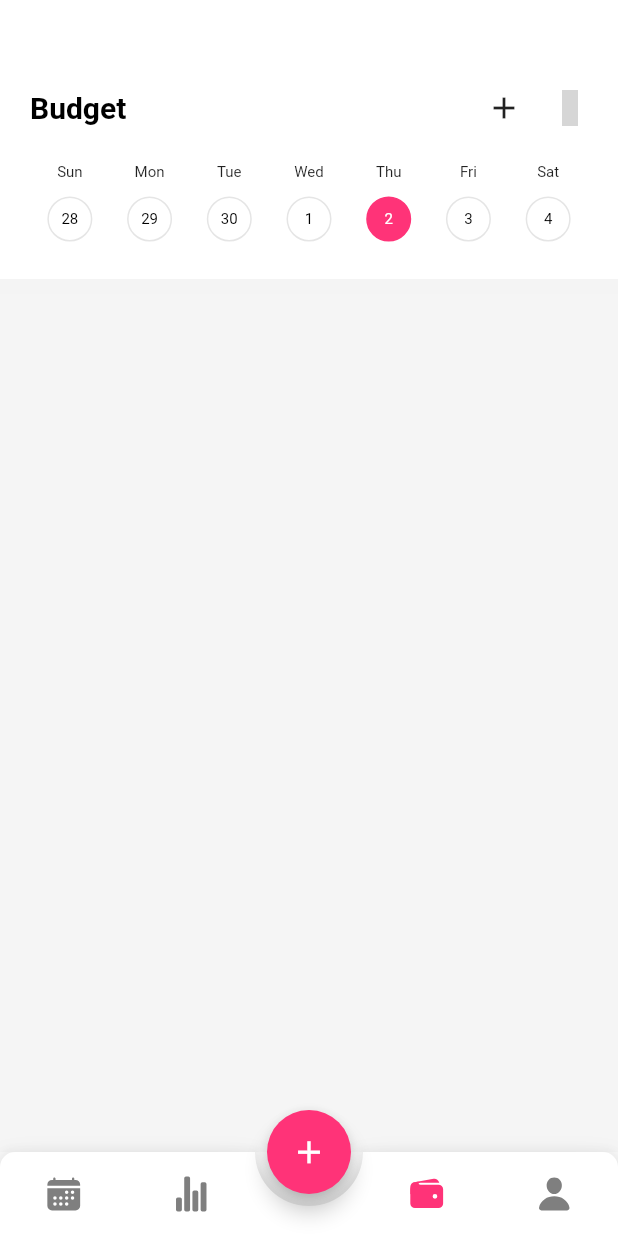
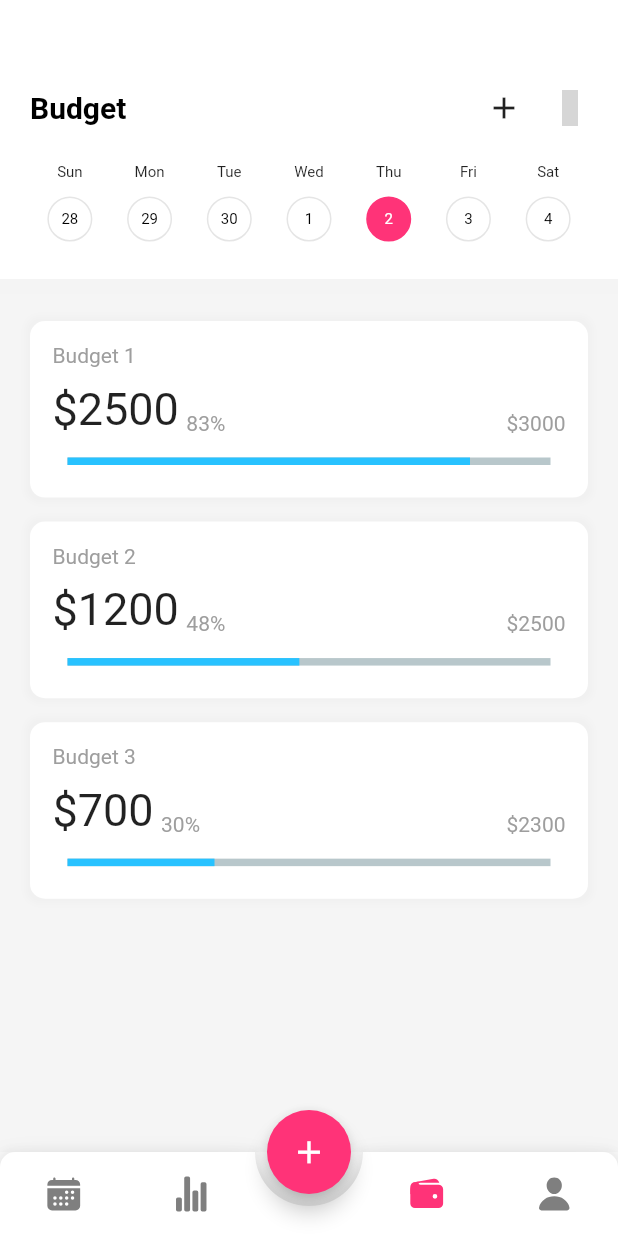
Before and after one commit to JanDongGun/BudgetFlutter, a Flutter app: the screen it shows after launch, item 3 of the bottom bar chosen, on a phone screen of 412 x 824 dp. Run offline on Flutter 3.47's test engine with Material 2 defaults, Android fonts, the light colour scheme and no system bars; drawn by our look-alikes of animated_bottom_navigation_bar, percent_indicator; our stand-ins replace ionicons; missing offline and left inert: antdesign_icons; grey boxes are pictures that could not be loaded.

Commit message:
add budgetContainer Widget

```diff
--- a/lib/pages/budget_page.dart
+++ b/lib/pages/budget_page.dart
@@ -1,9 +1,9 @@
-import 'package:budgetapp/json/daily_json.dart';
 import 'package:budgetapp/json/day_month.dart';
 import 'package:budgetapp/theme/colors.dart';
 import 'package:flutter/foundation.dart';
 import 'package:flutter/material.dart';
 import 'package:antdesign_icons/antdesign_icons.dart';
+import 'package:percent_indicator/linear_percent_indicator.dart';
 
 class Budget extends StatefulWidget {
   const Budget({Key? key}) : super(key: key);
@@ -14,6 +14,8 @@ class Budget extends StatefulWidget {
 
 class _BudgetState extends State<Budget> {
   int activeDay = 4;
+  // int amount = 6000;
+  // int currentAmount = 3000;
   @override
   Widget build(BuildContext context) {
     return Scaffold(
@@ -24,7 +26,6 @@ class _BudgetState extends State<Budget> {
 
   Widget getBody() {
     var size = MediaQuery.of(context).size;
-
     return SingleChildScrollView(
         child: Column(
       children: [
@@ -108,7 +109,74 @@ class _BudgetState extends State<Budget> {
             ),
           ),
         ),
+        const SizedBox(
+          height: 20,
+        ),
+        budgetContainer("Budget 1", 2500, 3000),
+        budgetContainer("Budget 2", 1200, 2500),
+        budgetContainer("Budget 3", 700, 2300),
       ],
     ));
   }
+
+  Widget budgetContainer(String budgetName, int currentAmount, int amount) {
+    var size = MediaQuery.of(context).size;
+    var percentAmount = (currentAmount / amount) * 100;
+    return Padding(
+      padding: const EdgeInsets.all(8.0),
+      child: Container(
+        child: Column(
+          crossAxisAlignment: CrossAxisAlignment.start,
+          children: [
+            Text(
+              budgetName,
+              style: TextStyle(color: Colors.grey),
+            ),
+            const SizedBox(
+              height: 10,
+            ),
+            Row(
+              crossAxisAlignment: CrossAxisAlignment.end,
+              children: [
+                Text(
+                  "\$" + currentAmount.toString(),
+                  style: TextStyle(fontSize: 30),
+                ),
+                const SizedBox(
+                  width: 5,
+                ),
+                Text(
+                  percentAmount.toStringAsFixed(0) + "%",
+                  style: TextStyle(color: Colors.grey),
+                ),
+                Spacer(),
+                Text(
+                  "\$" + amount.toString(),
+                  style: TextStyle(color: Colors.grey),
+                ),
+              ],
+            ),
+            const SizedBox(
+              height: 15,
+            ),
+            LinearPercentIndicator(
+              percent: percentAmount / 100,
+              progressColor: blue,
+            )
+          ],
+        ),
+        width: (size.width - 40),
+        height: (size.height) / 7,
+        padding: EdgeInsets.all(15.0),
+        decoration: BoxDecoration(
+          borderRadius: BorderRadius.circular(10),
+          color: Colors.white,
+          boxShadow: [
+            BoxShadow(
+                color: grey.withOpacity(0.05), spreadRadius: 3, blurRadius: 3),
+          ],
+        ),
+      ),
+    );
+  }
 }
```
